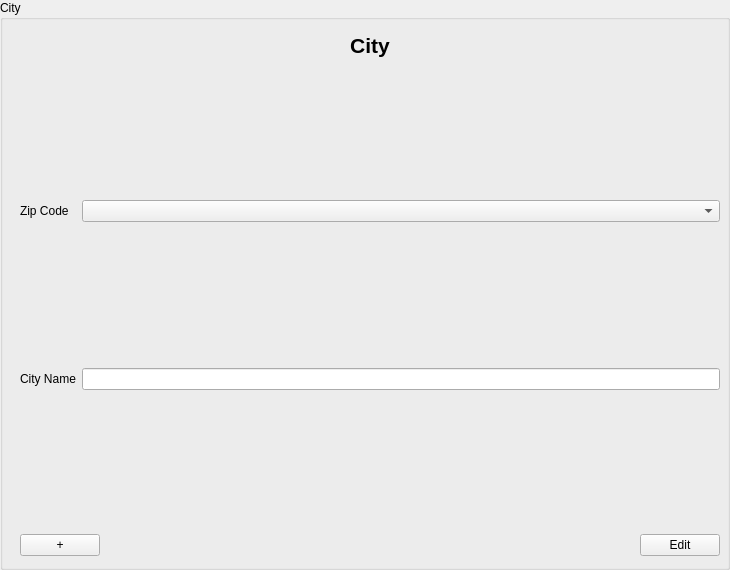
Before: the Qt Designer form src/app/cityinputarea.ui in jmuelbert/jmbde-QT, drawn with Qt 5.
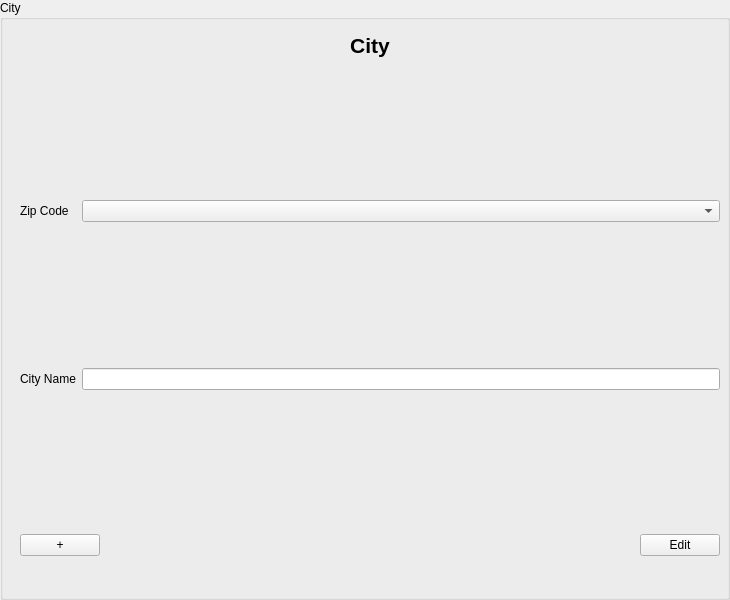
After: the same form once the commit is applied.

What changed in the file:
```diff
--- a/src/app/cityinputarea.ui
+++ b/src/app/cityinputarea.ui
@@ -7,7 +7,7 @@
     <x>0</x>
     <y>0</y>
     <width>730</width>
-    <height>570</height>
+    <height>600</height>
    </rect>
   </property>
   <property name="windowTitle">
@@ -25,7 +25,7 @@
      <x>10</x>
      <y>30</y>
      <width>720</width>
-     <height>570</height>
+     <height>600</height>
     </rect>
    </property>
    <widget class="QWidget" name="verticalLayoutWidget_Header">
```
